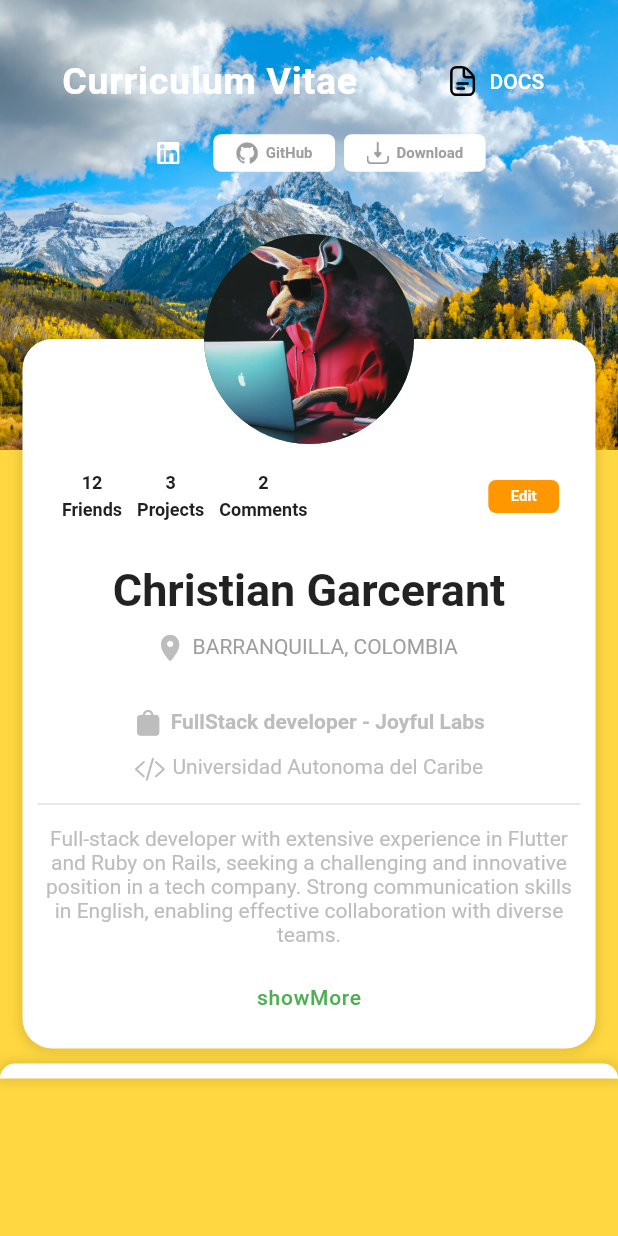
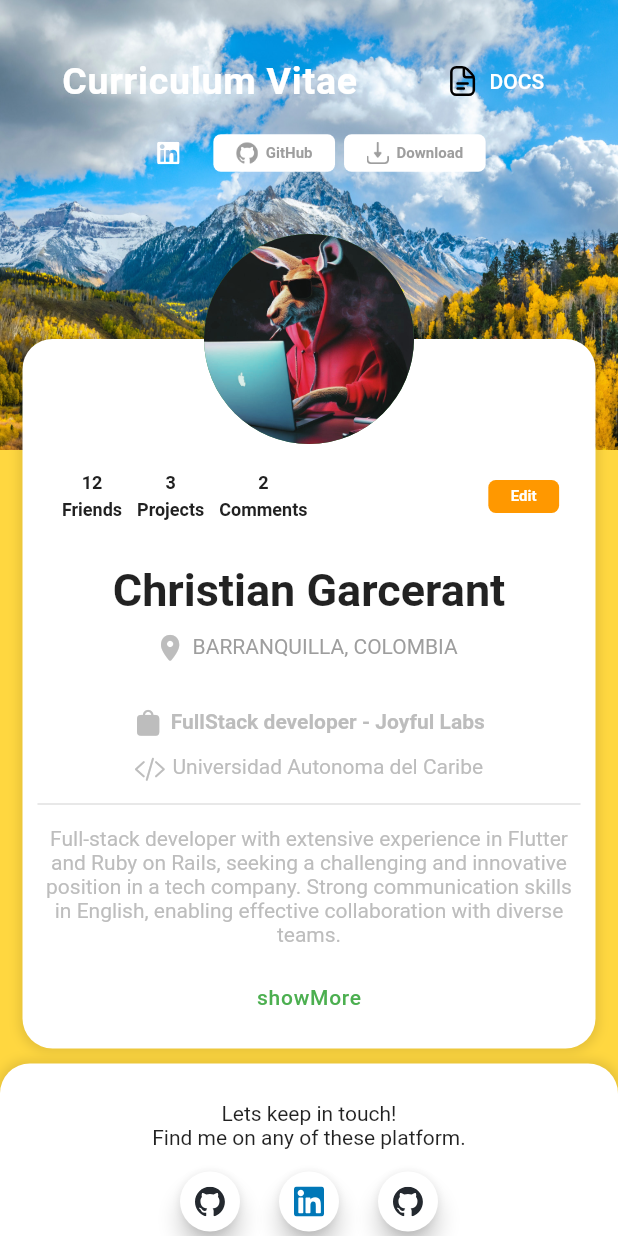
Before and after one commit to Christgrant98/curriculum-vitae-flutter, a Flutter app: the screen it shows after launch, on a phone screen of 412 x 824 dp. Run offline on Flutter 3.47's test engine with Material 2 defaults, Android fonts, the phone set to English and light mode, and no system bars; our stand-ins replace flutter_svg.

Commit message:
FooterPanel was implemented, functional and visual working

```diff
--- a/lib/footer_panel.dart
+++ b/lib/footer_panel.dart
@@ -11,7 +11,7 @@ class FooterPanel extends StatelessWidget {
   Widget build(BuildContext context) {
     double maxWidth = MediaQuery.of(context).size.width;
     isMobile = PlatFormServices.isMobile(context) ? true : false;
-    isDesktop = PlatFormServices.isMobile(context) ? true : false;
+    isDesktop = PlatFormServices.isDesktop(context) ? true : false;
 
     return Container(
       margin: EdgeInsets.symmetric(
@@ -22,15 +22,25 @@ class FooterPanel extends StatelessWidget {
           color: Colors.white,
           borderRadius: isMobile
               ? const BorderRadius.only(
-                  topLeft: Radius.circular(10), topRight: Radius.circular(10))
-              : BorderRadius.circular(5),
+                  topLeft: Radius.circular(20), topRight: Radius.circular(20))
+              : BorderRadius.circular(20),
           boxShadow: [
             BoxShadow(
                 color: Colors.black.withOpacity(.1),
                 blurRadius: 5,
                 spreadRadius: 2)
           ]),
-      child: isDesktop ? Row() : Column(),
+      child: isDesktop
+          ? Row(
+              mainAxisAlignment: MainAxisAlignment.spaceBetween,
+              crossAxisAlignment: CrossAxisAlignment.end,
+              children: [SocialNetwork(), WebInfo()],
+            )
+          : Column(
+              mainAxisAlignment: MainAxisAlignment.start,
+              crossAxisAlignment: CrossAxisAlignment.center,
+              children: [SocialNetwork(), WebInfo()],
+            ),
     );
   }
 
@@ -64,30 +74,44 @@ class FooterPanel extends StatelessWidget {
           onPressed: () {},
         ),
       );
-}
 
   Widget WebInfo() => Container(
-      margin: EdgeInsets.all(20),
+        margin: const EdgeInsets.all(20),
         child: Row(
           mainAxisAlignment: MainAxisAlignment.center,
           children: [
-          const Text('CONTACT LINKS'),
-          TextButtons('About me', Colors.grey[900]!),
-          TextButtons('Github', Colors.grey[900]!),
-          TextButtons('Linkedin', Colors.grey[900]!),
+            UsefulLinks(),
+            isMobile ? const Spacer(flex: 1) : const SizedBox(width: 50),
+            OtherResources()
           ],
         ),
       );
 
-Widget UsefulLinks() => Container(
-      margin: EdgeInsets.all(20),
-      child: Row(
-        mainAxisAlignment: MainAxisAlignment.center,
+  Widget UsefulLinks() => Column(
+        crossAxisAlignment: CrossAxisAlignment.center,
         children: [
-          const Text('CONTACT LINKS'),
-          TextButtons('About me', Colors.grey[900]!),
-          TextButtons('Github', Colors.grey[900]!),
-          TextButtons('Linkedin', Colors.grey[900]!),
+          const Text(
+            'CONTACT LINKS',
+            textAlign: TextAlign.center,
+            style: TextStyle(fontWeight: FontWeight.bold),
+          ),
+          TextButtons('About me', Colors.grey),
+          TextButtons('Github', Colors.grey),
+          TextButtons('Linkedin', Colors.grey),
         ],
+      );
+
+  Widget OtherResources() => Column(
+        crossAxisAlignment: CrossAxisAlignment.center,
+        children: [
+          const Text(
+            'Personal References',
+            textAlign: TextAlign.center,
+            style: TextStyle(fontWeight: FontWeight.bold),
           ),
+          TextButtons('About me', Colors.grey),
+          TextButtons('Github', Colors.grey),
+          TextButtons('Linkedin', Colors.grey),
+        ],
       );
+}
```
Lines whose indentation alone changed are shown as unchanged.
